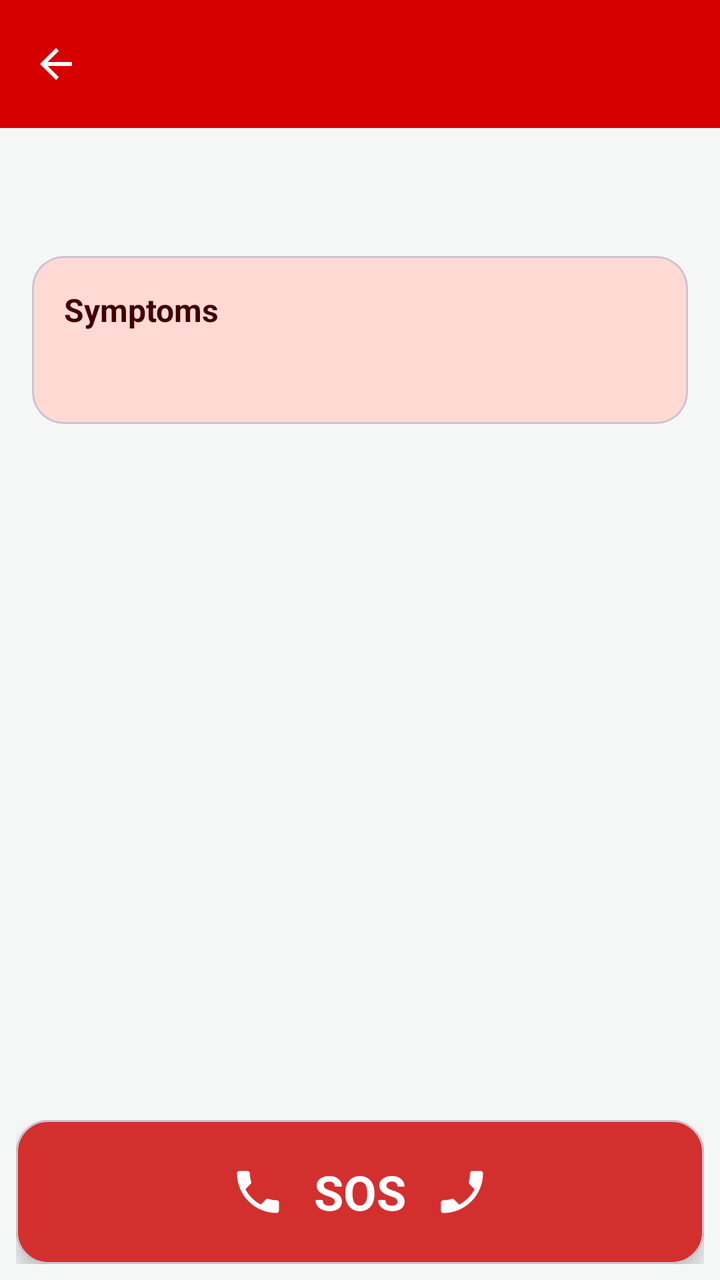
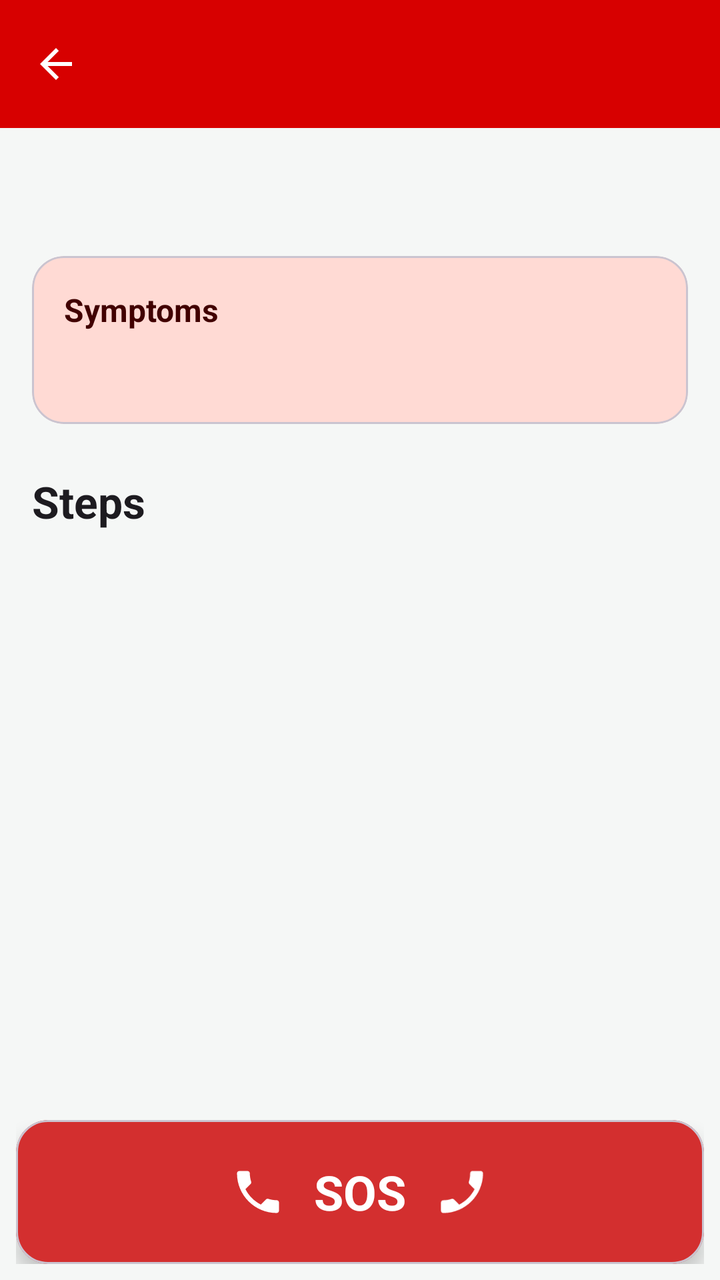

Before-and-after screenshots of an Android layout around one commit, followed by the original layout XML and the change that was made.
<!-- AndroidManifest.xml: application theme Theme.FirstAidHero1 -->
<!-- res/layout/activity_emergency_detail.xml -->
<?xml version="1.0" encoding="utf-8"?>
<androidx.constraintlayout.widget.ConstraintLayout
    xmlns:android="http://schemas.android.com/apk/res/android"
    xmlns:app="http://schemas.android.com/apk/res-auto"
    android:id="@+id/detailRoot"
    android:layout_width="match_parent"
    android:layout_height="match_parent"
    android:keepScreenOn="true">

    <com.google.android.material.appbar.AppBarLayout
        android:id="@+id/detailAppBar"
        android:layout_width="0dp"
        android:layout_height="wrap_content"
        android:background="@color/app_bar"
        android:fitsSystemWindows="true"
        app:layout_constraintTop_toTopOf="parent"
        app:layout_constraintStart_toStartOf="parent"
        app:layout_constraintEnd_toEndOf="parent">

        <androidx.appcompat.widget.Toolbar
            android:id="@+id/detailToolbar"
            android:layout_width="match_parent"
            android:layout_height="?attr/actionBarSize"
            android:theme="@style/ThemeOverlay.AppCompat.Dark.ActionBar"
            app:navigationContentDescription="@string/back"
            app:navigationIcon="@drawable/ic_back"
            app:titleTextColor="@color/white" />
    </com.google.android.material.appbar.AppBarLayout>

    <ScrollView
        android:id="@+id/detailScroll"
        android:layout_width="0dp"
        android:layout_height="0dp"
        app:layout_constraintTop_toBottomOf="@id/detailAppBar"
        app:layout_constraintBottom_toTopOf="@id/callBar"
        app:layout_constraintStart_toStartOf="parent"
        app:layout_constraintEnd_toEndOf="parent">

        <LinearLayout
            android:layout_width="match_parent"
            android:layout_height="wrap_content"
            android:orientation="vertical"
            android:padding="16dp">

            <LinearLayout
                android:layout_width="match_parent"
                android:layout_height="wrap_content"
                android:gravity="center_vertical"
                android:orientation="horizontal">

                <ImageView
                    android:id="@+id/detailSeverity"
                    android:layout_width="32dp"
                    android:layout_height="32dp"
                    android:layout_marginEnd="12dp" />

                <TextView
                    android:id="@+id/detailSeverityLabel"
                    android:layout_width="0dp"
                    android:layout_height="wrap_content"
                    android:layout_weight="1"
                    android:textColor="?attr/colorOnSurface"
                    android:textSize="18sp"
                    android:textStyle="bold" />
            </LinearLayout>

            <com.google.android.material.card.MaterialCardView
                android:layout_width="match_parent"
                android:layout_height="wrap_content"
                android:layout_marginTop="16dp"
                app:cardBackgroundColor="?attr/colorSecondaryContainer"
                app:cardCornerRadius="16dp"
                app:cardElevation="0dp">

                <LinearLayout
                    android:layout_width="match_parent"
                    android:layout_height="wrap_content"
                    android:orientation="vertical"
                    android:padding="16dp">

                    <TextView
                        android:layout_width="match_parent"
                        android:layout_height="wrap_content"
                        android:text="@string/detail_symptoms_title"
                        android:textColor="?attr/colorOnSecondaryContainer"
                        android:textSize="16sp"
                        android:textStyle="bold" />

                    <TextView
                        android:id="@+id/detailSymptoms"
                        android:layout_width="match_parent"
                        android:layout_height="wrap_content"
                        android:layout_marginTop="6dp"
                        android:textColor="?attr/colorOnSecondaryContainer"
                        android:textSize="18sp" />
                </LinearLayout>
            </com.google.android.material.card.MaterialCardView>

            <TextView
                android:layout_width="match_parent"
                android:layout_height="wrap_content"
                android:layout_marginTop="24dp"
                android:textColor="?attr/colorOnSurface"
                android:textSize="22sp"
                android:textStyle="bold" />

            <LinearLayout
                android:id="@+id/stepsContainer"
                android:layout_width="match_parent"
                android:layout_height="wrap_content"
                android:layout_marginTop="8dp"
                android:orientation="vertical" />
        </LinearLayout>
    </ScrollView>

    <include
        android:id="@+id/callBar"
        layout="@layout/header_button"
        android:layout_width="0dp"
        android:layout_height="wrap_content"
        app:layout_constraintBottom_toBottomOf="parent"
        app:layout_constraintStart_toStartOf="parent"
        app:layout_constraintEnd_toEndOf="parent" />

</androidx.constraintlayout.widget.ConstraintLayout>
<!-- res/layout/header_button.xml (included above) -->
<?xml version="1.0" encoding="utf-8"?>
<FrameLayout
    xmlns:android="http://schemas.android.com/apk/res/android"
    xmlns:app="http://schemas.android.com/apk/res-auto"
    android:layout_width="match_parent"
    android:layout_height="wrap_content"
    android:padding="8dp">

    <com.google.android.material.card.MaterialCardView
        android:id="@+id/headerButton"
        android:layout_width="match_parent"
        android:layout_height="72dp"
        android:clickable="true"
        android:focusable="true"
        app:cardBackgroundColor="@color/sos_red"
        app:cardCornerRadius="16dp"
        app:cardElevation="6dp">

        <LinearLayout
            android:layout_width="match_parent"
            android:layout_height="match_parent"
            android:gravity="center"
            android:orientation="horizontal"
            android:paddingStart="16dp"
            android:paddingEnd="16dp">

            <ImageView
                android:layout_width="28dp"
                android:layout_height="28dp"
                android:importantForAccessibility="no"
                android:src="@drawable/ic_call" />

            <TextView
                android:layout_width="wrap_content"
                android:layout_height="wrap_content"
                android:layout_marginStart="14dp"
                android:layout_marginEnd="14dp"
                android:text="@string/header_button"
                android:textColor="@color/white"
                android:textSize="24sp"
                android:textStyle="bold" />

            <ImageView
                android:layout_width="28dp"
                android:layout_height="28dp"
                android:importantForAccessibility="no"
                android:scaleX="-1"
                android:src="@drawable/ic_call" />

        </LinearLayout>
    </com.google.android.material.card.MaterialCardView>
</FrameLayout>
<!-- resources referenced by this layout -->
<resources>
  <color name="app_bar">#D70000</color>
  <color name="sos_red">#D32F2F</color>
  <color name="white">#FFFFFF</color>
  <!-- drawable ic_back (drawable) -->
  <vector xmlns:android="http://schemas.android.com/apk/res/android"
      android:width="24dp"
      android:height="24dp"
      android:autoMirrored="true"
      android:viewportWidth="24"
      android:viewportHeight="24">
      <path
          android:fillColor="#FFFFFFFF"
          android:pathData="M20,11H7.83l5.59,-5.59L12,4l-8,8 8,8 1.41,-1.41L7.83,13H20v-2z" />
  </vector>
  <!-- drawable ic_call (drawable) -->
  <vector xmlns:android="http://schemas.android.com/apk/res/android"
      android:width="24dp"
      android:height="24dp"
      android:viewportWidth="24"
      android:viewportHeight="24">
      <path
          android:fillColor="#FFFFFFFF"
          android:pathData="M6.62,10.79c1.44,2.83 3.76,5.14 6.59,6.59l2.2,-2.2c0.27,-0.27 0.67,-0.36 1.02,-0.24 1.12,0.37 2.33,0.57 3.57,0.57 0.55,0 1,0.45 1,1V20c0,0.55 -0.45,1 -1,1 -9.39,0 -17,-7.61 -17,-17 0,-0.55 0.45,-1 1,-1h3.5c0.55,0 1,0.45 1,1 0,1.25 0.2,2.45 0.57,3.57 0.11,0.35 0.03,0.74 -0.25,1.02l-2.2,2.2z" />
  </vector>
  <string name="back">Back</string>
  <string name="detail_symptoms_title">Symptoms</string>
  <string name="header_button">SOS</string>
  <style name="Theme.FirstAidHero1" parent="Base.Theme.FirstAidHero1" />
  <style name="Base.Theme.FirstAidHero1" parent="Theme.Material3.DayNight.NoActionBar">
          <item name="colorPrimary">@color/primary</item>
          <item name="colorOnPrimary">@color/white</item>
          <item name="colorSecondary">@color/accent</item>
          <item name="android:colorBackground">@color/background</item>
          <item name="colorSecondaryContainer">#FFDAD4</item>
          <item name="colorOnSecondaryContainer">#410000</item>
      </style>
  <color name="primary">#D70000</color>
  <color name="accent">#490000</color>
  <color name="background">#F5F7F6</color>
</resources>

<!-- the commit's change to res/layout/activity_emergency_detail.xml (unified diff, before → after) -->
@@ -100,6 +100,7 @@
                 android:layout_width="match_parent"
                 android:layout_height="wrap_content"
                 android:layout_marginTop="24dp"
+                android:text="@string/detail_steps_title"
                 android:textColor="?attr/colorOnSurface"
                 android:textSize="22sp"
                 android:textStyle="bold" />
@@ -110,6 +111,15 @@
                 android:layout_height="wrap_content"
                 android:layout_marginTop="8dp"
                 android:orientation="vertical" />
+
+            <TextView
+                android:id="@+id/detailSource"
+                android:layout_width="match_parent"
+                android:layout_height="wrap_content"
+                android:layout_marginTop="24dp"
+                android:layout_marginBottom="8dp"
+                android:textColor="?attr/colorOnSurfaceVariant"
+                android:textSize="14sp" />
         </LinearLayout>
     </ScrollView>
 
<!-- resource entries referenced after the edit -->
@@ -25,6 +25,7 @@
           android:pathData="M6.62,10.79c1.44,2.83 3.76,5.14 6.59,6.59l2.2,-2.2c0.27,-0.27 0.67,-0.36 1.02,-0.24 1.12,0.37 2.33,0.57 3.57,0.57 0.55,0 1,0.45 1,1V20c0,0.55 -0.45,1 -1,1 -9.39,0 -17,-7.61 -17,-17 0,-0.55 0.45,-1 1,-1h3.5c0.55,0 1,0.45 1,1 0,1.25 0.2,2.45 0.57,3.57 0.11,0.35 0.03,0.74 -0.25,1.02l-2.2,2.2z" />
   </vector>
   <string name="back">Back</string>
+  <string name="detail_steps_title">Steps</string>
   <string name="detail_symptoms_title">Symptoms</string>
   <string name="header_button">SOS</string>
   <style name="Theme.FirstAidHero1" parent="Base.Theme.FirstAidHero1" />
